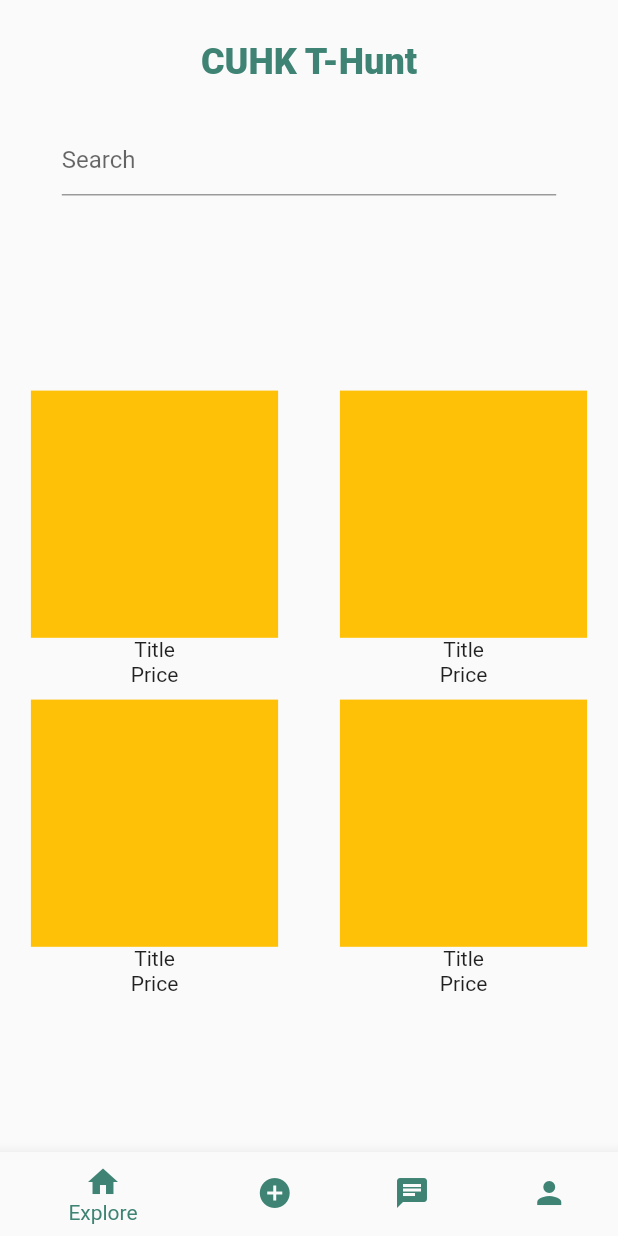
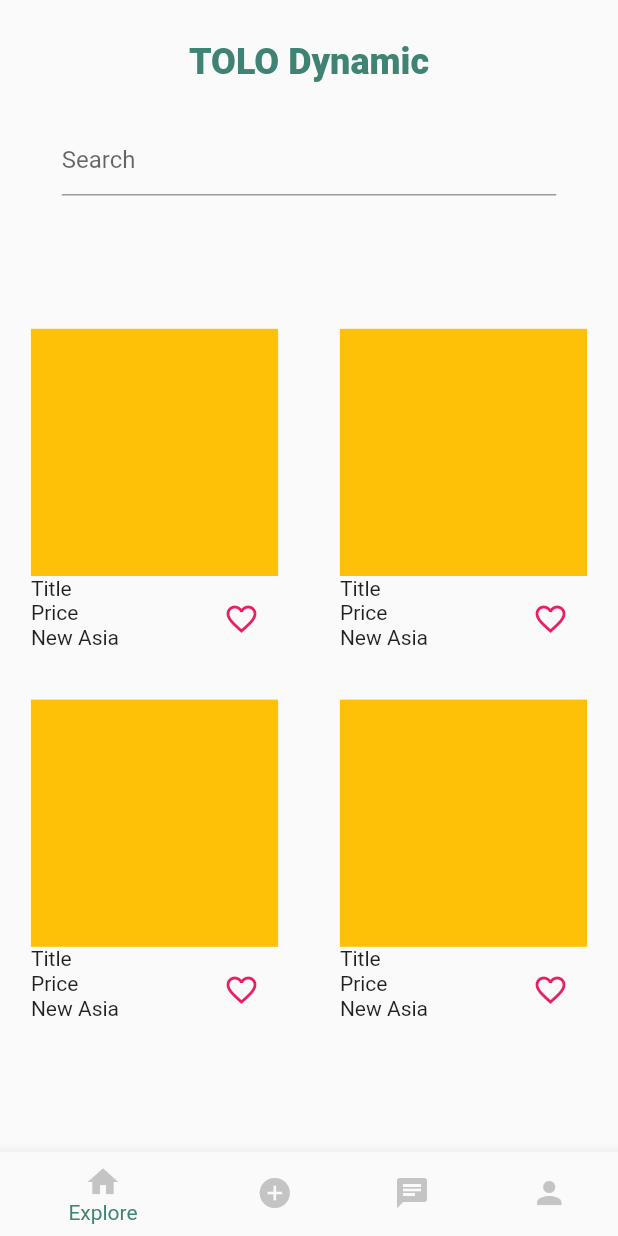
Before and after one commit to LI-Jialu/CUHK_Treasure_Hunt, a Flutter app: the HomeScreen screen opened by its route, on a phone screen of 412 x 824 dp. Run offline on Flutter 3.47's test engine with Material 2 defaults, Android fonts, the phone set to English and light mode, and no system bars; accounts and stored records are empty.

Commit message:
add favorite buttons

```diff
--- a/lib/classes/UserProfile.dart
+++ b/lib/classes/UserProfile.dart
@@ -17,6 +17,7 @@ class UserProfile{
     int year,
     String dorm
   }): _userID = userID, _username = username, _college = college, _year = year, _dorm = dorm;
+
 
   // getters
   String get userID => _userID;
--- a/lib/screens/home_screen.dart
+++ b/lib/screens/home_screen.dart
@@ -15,6 +15,11 @@ class HomeScreen extends StatefulWidget {
 class _HomeScreenState extends State<HomeScreen> {
   @override
   int _selectedIndex = 0; //index of the bottom tabs
+  //bool variables to determine the icon
+  bool tapExplore = false;
+  bool tapAdd = false;
+  bool tapChat = false;
+  bool tapUser = false;
   final List<Widget> _children = [
     //the color containers are only for debug use only
     HomescreenExplore(),
@@ -26,11 +31,41 @@ class _HomeScreenState extends State<HomeScreen> {
   {
     setState(() {
       _selectedIndex = index;
-      print(index);
+      // if statement to indicate which button is pressed and change the icon
+      if (index==0)
+        {
+          tapExplore = true;
+          tapUser = false;
+          tapChat = false;
+          tapAdd = false;
+        }
+      else if (index==1)
+        {
+          tapAdd = true;
+          tapExplore = false;
+          tapUser = false;
+          tapChat = false;
+        }
+      else if (index==2)
+        {
+          tapChat = true;
+          tapExplore = false;
+          tapUser = false;
+          tapAdd = false;
+        }
+      else if (index==3)
+        {
+          tapUser = true;
+          tapChat = false;
+          tapExplore = false;
+          tapAdd = false;
+        }
     });
   }
   Widget build(BuildContext context) {
+
     SizeConfig().init(context); //initialize the size config object so all sizes can be adjusted
+
     return Scaffold(
       resizeToAvoidBottomPadding: false,  //to avoid the bottom pixel overflow
       //TODO: iOS and Android have different widgets
@@ -44,17 +79,21 @@ class _HomeScreenState extends State<HomeScreen> {
       bottomNavigationBar: BottomNavigationBar(
         items: [
           new BottomNavigationBarItem(
-            icon: Icon(Icons.home, color: klogin_button_color,),
+            icon: tapExplore?Icon(Icons.home, color: klogin_button_color,)
+                :Icon(Icons.home, color: knonactive_button_color,),
             title: Text('Explore'),),
           new BottomNavigationBarItem(
-            icon: Icon(Icons.add_circle, color: klogin_button_color),
+            icon: tapAdd?Icon(Icons.add_circle, color: klogin_button_color)
+            :Icon(Icons.add_circle, color: knonactive_button_color),
             title: Text('Add'),
           ),
           new BottomNavigationBarItem(
-          icon: Icon(Icons.chat, color: klogin_button_color),
+          icon: tapChat?Icon(Icons.chat, color: klogin_button_color)
+            :Icon(Icons.chat, color: knonactive_button_color),
           title: Text('Chat'),),
           new BottomNavigationBarItem(
-            icon: Icon(Icons.person, color: klogin_button_color),
+            icon: tapUser?Icon(Icons.person, color: klogin_button_color)
+            :Icon(Icons.person, color: knonactive_button_color),
             title: Text('Me'),),
         ],
         currentIndex: _selectedIndex,
--- a/lib/utilities/constants.dart
+++ b/lib/utilities/constants.dart
@@ -8,3 +8,4 @@ const klogin_button_color = Color(0xFF3E8373);
 const klogin_button_text = TextStyle(color: Color(0xFFFFFFFF), fontSize: 20, fontWeight: FontWeight.w800);
 const kappbar_textstyle = TextStyle(color: Color(0xFF000000), fontSize: 24);
 const khomescreen_title_textstyle = TextStyle(color: klogin_button_color, fontSize: 24, fontWeight: FontWeight.w800);
+const knonactive_button_color = Color(0xFFC4C4C4);
--- a/lib/widgets/homescreen_explore.dart
+++ b/lib/widgets/homescreen_explore.dart
@@ -16,7 +16,7 @@ class _HomescreenExploreState extends State<HomescreenExplore> {
     return Column(
       children: <Widget>[
         Container(child:
-        Center(child: Text("CUHK T-Hunt", style: khomescreen_title_textstyle,),),
+        Center(child: Text("TOLO Dynamic", style: khomescreen_title_textstyle,),),
           height: SizeConfig.safeBlockVertical*10,),
         Container(
           height: SizeConfig.safeBlockVertical*10,
@@ -121,28 +121,6 @@ class _ExploreBodyState extends State<ExploreBody> {
   }
 }
 
-Widget _myListView(BuildContext context) {
-  //  for test use only
-  // TODO: to implement the itemgridview
-  final europeanCountries = ['Albania', 'Andorra', 'Armenia', 'Austria',
-    'Azerbaijan', 'Belarus', 'Belgium', 'Bosnia and Herzegovina', 'Bulgaria',
-    'Croatia', 'Cyprus', 'Czech Republic', 'Denmark', 'Estonia', 'Finland',
-    'France', 'Georgia', 'Germany', 'Greece', 'Hungary', 'Iceland', 'Ireland',
-    'Italy', 'Kazakhstan', 'Kosovo', 'Latvia', 'Liechtenstein', 'Lithuania',
-    'Luxembourg', 'Macedonia', 'Malta', 'Moldova', 'Monaco', 'Montenegro',
-    'Netherlands', 'Norway', 'Poland', 'Portugal', 'Romania', 'Russia',
-    'San Marino', 'Serbia', 'Slovakia', 'Slovenia', 'Spain', 'Sweden',
-    'Switzerland', 'Turkey', 'Ukraine', 'United Kingdom', 'Vatican City'];
-
-  return ListView.builder(
-    itemCount: europeanCountries.length,
-    itemBuilder: (context, index) {
-      return ListTile(
-        title: Text(europeanCountries[index]),
-      );
-    },
-  );
-}
 
 class ItemGridView extends StatefulWidget {
   @override
@@ -151,11 +129,18 @@ class ItemGridView extends StatefulWidget {
 
 class _ItemGridViewState extends State<ItemGridView> {
   @override
+
+  //determine if the item is favored or not
+  bool isFavorite = false;
+
   Widget build(BuildContext context) {
     return Container(
-      height: SizeConfig.safeBlockVertical*25,
+      height: SizeConfig.safeBlockVertical*30,
       width: SizeConfig.safeBlockHorizontal*40,
-      child: Column(
+      child: Stack(
+        children: <Widget>[
+          Column(
+            crossAxisAlignment: CrossAxisAlignment.start,
             children: <Widget>[
               Container(
                 color: Colors.amber,
@@ -170,7 +155,25 @@ class _ItemGridViewState extends State<ItemGridView> {
                 child: Text("Price"),
                 height: SizeConfig.safeBlockVertical*2,
               ),
+              Container(
+                child: Text("New Asia"),
+                height: SizeConfig.safeBlockVertical*2,
+              ),
 
+            ],
+          ),
+          Positioned(
+            right: SizeConfig.safeBlockHorizontal*3,
+              top: SizeConfig.safeBlockVertical*22,
+              child: GestureDetector(
+                onTap: (){
+                  isFavorite = !isFavorite;
+                  setState(() {
+                  });
+                },
+                  child: isFavorite?Icon(Icons.favorite, color: Colors.pink,)
+                      :Icon(Icons.favorite_border, color: Colors.pink,)),
+          ),
         ],
       ),
     );
```
Also changed, not shown: lib/screens/login_screen.dart (+5 -4 lines). Lines whose indentation alone changed are shown as unchanged.
